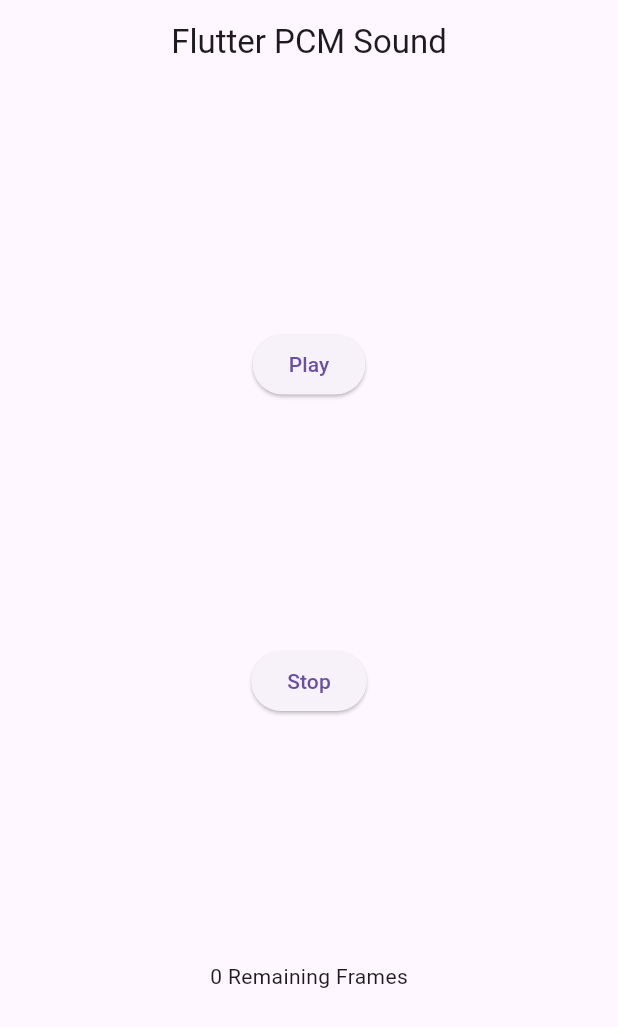
After one commit to arfento/push-to-talk, a Flutter app: the screen it shows after launch, after a tap on "Record Audio", on a phone screen of 412 x 824 dp. The commit adds this screen. Shown: the top 1027 px of the screen. Run offline on Flutter 3.47's test engine with Material 3 defaults, Android fonts, the phone set to English and light mode, and no system bars; our stand-ins replace animated_text_kit, audioplayers, camera, cloud_firestore, equatable, firebase_auth and 11 more; missing offline and left inert: audio_session, flutter_background_service, flutter_pcm_sound, flutter_sound, flutter_webrtc, record and 1 more; accounts and stored records are empty.

```diff
--- a/lib/main.dart
+++ b/lib/main.dart
@@ -4,6 +4,7 @@ import 'package:flutter/material.dart';
 import 'package:flutter_bloc/flutter_bloc.dart';
 import 'package:push_to_talk_app/firebase_options.dart';
 import 'package:push_to_talk_app/utils/constants/constants.dart';
+import 'package:push_to_talk_app/views/audio_record/screens/radio_streaming/pcm_streaming_screen.dart';
 import 'package:push_to_talk_app/views/audio_record/screens/radio_streaming/radio_streaming_screen.dart';
 import 'package:push_to_talk_app/views/audio_record/screens/record_screen/audio_record_screen.dart';
 import 'package:push_to_talk_app/views/audio_record/screens/record_screen/cubit/record_cubit.dart';
@@ -68,6 +69,7 @@ class MyApp extends StatelessWidget {
           AudioRecordScreen.routeName: (context) => AudioRecordScreen(),
           RecordingsListScreen.routeName: (context) => RecordingsListScreen(),
           RadioStreamingScreen.routeName: (context) => RadioStreamingScreen(),
+          PCMStreamingScreen.routeName: (context) => PCMStreamingScreen(),
         },
         onGenerateRoute: (settings) {
           if (settings.name == LobbyScreen.id) {
--- /dev/null
+++ b/lib/views/audio_record/screens/radio_streaming/pcm_streaming_screen.dart
@@ -0,0 +1,103 @@
+import 'package:flutter/material.dart';
+import 'package:flutter_pcm_sound/flutter_pcm_sound.dart';
+
+class PCMStreamingScreen extends StatefulWidget {
+  const PCMStreamingScreen({Key? key}) : super(key: key);
+  static const routeName = '/pcmstream';
+
+  @override
+  _PCMStreamingScreen createState() => _PCMStreamingScreen();
+}
+
+class _PCMStreamingScreen extends State<PCMStreamingScreen>
+    with WidgetsBindingObserver {
+  static const int sampleRate = 48000;
+  bool _isPlaying = false;
+  bool _isActive = true;
+  int _remainingFrames = 0;
+  MajorScale scale = MajorScale(sampleRate: sampleRate, noteDuration: 0.20);
+
+  final GlobalKey<ScaffoldMessengerState> _scaffoldMessengerKey =
+      GlobalKey<ScaffoldMessengerState>();
+
+  @override
+  void initState() {
+    super.initState();
+    WidgetsBinding.instance.addObserver(this); // register observer
+
+    FlutterPcmSound.setLogLevel(LogLevel.verbose).onError(_showError);
+    FlutterPcmSound.setup(
+      sampleRate: sampleRate,
+      channelCount: 1,
+    ).onError(_showError);
+    FlutterPcmSound.setFeedThreshold(sampleRate ~/ 10).onError(_showError);
+    FlutterPcmSound.setFeedCallback(_onFeed);
+  }
+
+  @override
+  void dispose() {
+    WidgetsBinding.instance.removeObserver(this); // clean up
+    FlutterPcmSound.release().onError(_showError);
+    super.dispose();
+  }
+
+  @override
+  void didChangeAppLifecycleState(AppLifecycleState state) {
+    setState(() {
+      _isActive = state == AppLifecycleState.resumed;
+    });
+  }
+
+  bool _showError(Object? err, StackTrace st) {
+    _scaffoldMessengerKey.currentState?.showSnackBar(
+      SnackBar(content: Text("feed failed: $err")),
+    );
+    return true;
+  }
+
+  void _onFeed(int remainingFrames) async {
+    setState(() {
+      _remainingFrames = remainingFrames;
+    });
+
+    // Only feed if playing AND app is active
+    if (_isPlaying && _isActive) {
+      List<int> frames = scale.generate(periods: 20);
+      await FlutterPcmSound.feed(
+        PcmArrayInt16.fromList(frames),
+      ).onError(_showError);
+    }
+  }
+
+  @override
+  Widget build(BuildContext context) {
+    return MaterialApp(
+      scaffoldMessengerKey: _scaffoldMessengerKey,
+      theme: ThemeData(primarySwatch: Colors.blue),
+      home: Scaffold(
+        appBar: AppBar(centerTitle: true, title: Text('Flutter PCM Sound')),
+        body: Center(
+          child: Column(
+            mainAxisAlignment: MainAxisAlignment.spaceEvenly,
+            children: [
+              ElevatedButton(
+                onPressed: () {
+                  _isPlaying = true;
+                  FlutterPcmSound.start();
+                },
+                child: Text('Play'),
+              ),
+              ElevatedButton(
+                onPressed: () {
+                  _isPlaying = false;
+                },
+                child: Text('Stop'),
+              ),
+              Text('$_remainingFrames Remaining Frames'),
+            ],
+          ),
+        ),
+      ),
+    );
+  }
+}
--- a/lib/views/ptt_screen.dart
+++ b/lib/views/ptt_screen.dart
@@ -1,6 +1,7 @@
 import 'package:animated_text_kit/animated_text_kit.dart';
 import 'package:flutter/material.dart';
 import 'package:push_to_talk_app/utils/constants/constants.dart';
+import 'package:push_to_talk_app/views/audio_record/screens/radio_streaming/pcm_streaming_screen.dart';
 import 'package:push_to_talk_app/views/audio_record/screens/radio_streaming/radio_streaming_screen.dart';
 import 'package:push_to_talk_app/views/audio_record/screens/record_screen/audio_record_screen.dart';
 import 'package:push_to_talk_app/views/udp/udp_home_screen.dart';
@@ -136,22 +137,22 @@ class _PTTScreenState extends State<PTTScreen>
                   //     );
                   //   },
                   // ),
-                  // SizedBox(height: 16),
-                  // ElevatedButton(
-                  //   child: Text('Record Audio', style: kTextStyleFormButton),
-                  //   style: ElevatedButton.styleFrom(
-                  //     padding: kPaddingFormButton,
-                  //     backgroundColor: kColourPrimary,
-                  //   ),
-                  //   onPressed: () {
-                  //     Navigator.push(
-                  //       context,
-                  //       MaterialPageRoute(
-                  //         builder: (context) => RadioStreamingScreen(),
-                  //       ),
-                  //     );
-                  //   },
-                  // ),
+                  SizedBox(height: 16),
+                  ElevatedButton(
+                    child: Text('Record Audio', style: kTextStyleFormButton),
+                    style: ElevatedButton.styleFrom(
+                      padding: kPaddingFormButton,
+                      backgroundColor: kColourPrimary,
+                    ),
+                    onPressed: () {
+                      Navigator.push(
+                        context,
+                        MaterialPageRoute(
+                          builder: (context) => PCMStreamingScreen(),
+                        ),
+                      );
+                    },
+                  ),
                 ],
               ),
             ],
--- a/pubspec.yaml
+++ b/pubspec.yaml
@@ -65,6 +65,9 @@ dependencies:
   intl: ^0.20.2
   just_audio: ^0.10.5
   flutter_background_service: ^5.1.0
+  flutter_pcm_sound: ^3.3.3
+  webrtc_interface: ^1.3.0
+  sound_stream: ^0.4.2
 
 dev_dependencies:
   flutter_test:
```
Also changed, not shown: lib/services/background_cleanup_service.dart (+7 -4 lines), lib/utils/global_state.dart (added, +7 -0 lines), lib/views/udp/lobby_screen.dart (+19 -19 lines), pubspec.lock, 2 other files.
